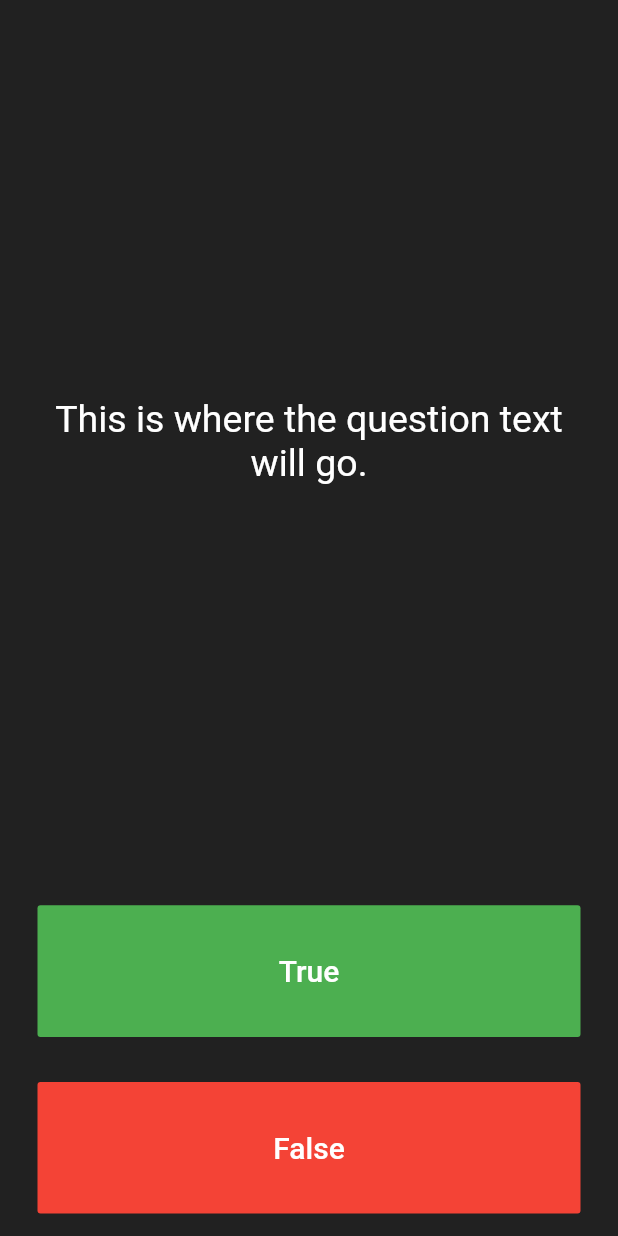
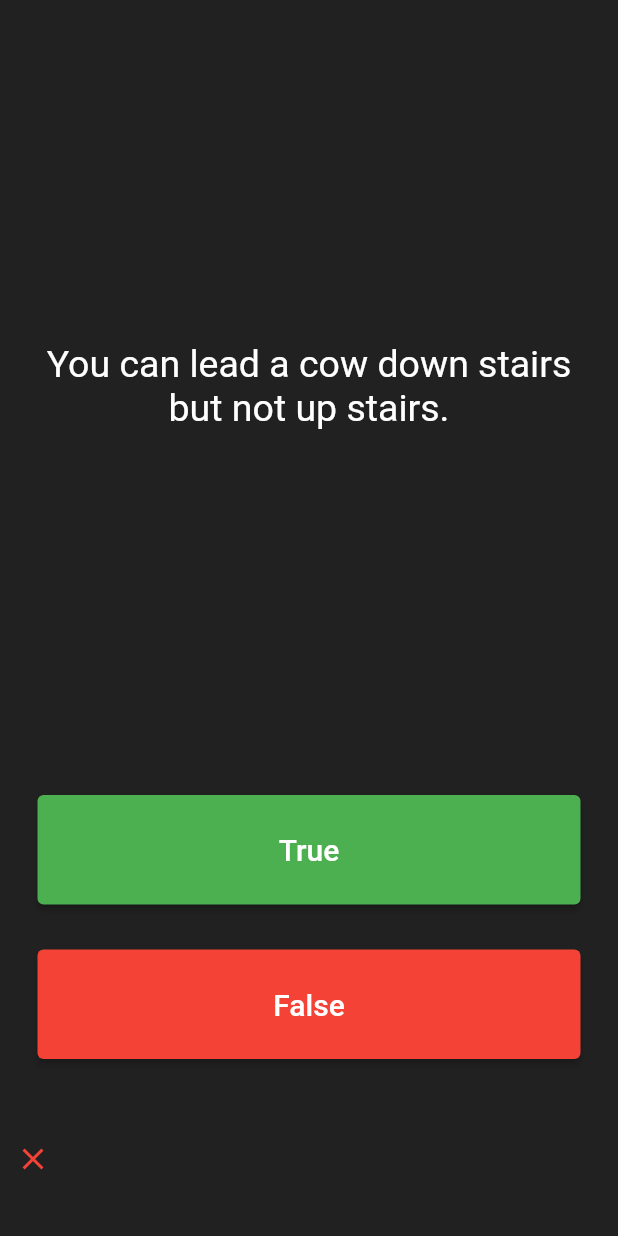
Before and after one commit to rfsfernandes/Flutter-Course, a Flutter app: the screen it shows after launch, after a tap on "True", on a phone screen of 412 x 824 dp. Run offline on Flutter 3.47's test engine with Material 2 defaults, Android fonts, the phone set to English and light mode, and no system bars; our stand-ins replace rflutter_alert.

Commit message:
Last commit

```diff
--- a/quizzler/lib/main.dart
+++ b/quizzler/lib/main.dart
@@ -1,4 +1,8 @@
 import 'package:flutter/material.dart';
+import 'package:quizzler/quiz_brain.dart';
+import 'package:rflutter_alert/rflutter_alert.dart';
+
+QuizBrain quizBrain = QuizBrain();
 
 void main() => runApp(Quizzler());
 
@@ -25,6 +29,61 @@
 }
 
 class _QuizPageState extends State<QuizPage> {
+  List<Widget> scoreKeeper = [];
+
+  void evaluateQuestion(bool userAnswer) {
+    setState(() {
+      if (quizBrain.hasNextQuestion()) {
+        quizBrain.nextQuestion();
+      }
+    });
+
+    if (!quizBrain.checkIfQuizEnded()) {
+      if (quizBrain.checkAnswer(userAnswer))
+        correctAnswer();
+      else
+        wrongAnswer();
+    } else {
+      Alert(
+        context: context,
+        type: AlertType.success,
+        title: "You finished it!",
+        desc: "Congratulations! You are now a much more wiser person!",
+        buttons: [
+          DialogButton(
+            child: Text(
+              "Play Again",
+              style: TextStyle(color: Colors.white, fontSize: 20),
+            ),
+            onPressed: () {
+              Navigator.pop(context);
+              setState(() {
+                quizBrain.reset();
+                scoreKeeper = [];
+                quizBrain.nextQuestion();
+              });
+            },
+            width: 120,
+          )
+        ],
+      ).show();
+    }
+  }
+
+  void correctAnswer() => scoreKeeper.add(
+        Icon(
+          Icons.check,
+          color: Colors.green,
+        ),
+      );
+
+  void wrongAnswer() => scoreKeeper.add(
+        Icon(
+          Icons.close,
+          color: Colors.red,
+        ),
+      );
+
   @override
   Widget build(BuildContext context) {
     return Column(
@@ -37,7 +96,7 @@
             padding: EdgeInsets.all(10.0),
             child: Center(
               child: Text(
-                'This is where the question text will go.',
+                quizBrain.getQuestionText(),
                 textAlign: TextAlign.center,
                 style: TextStyle(
                   fontSize: 25.0,
@@ -50,9 +109,10 @@
         Expanded(
           child: Padding(
             padding: EdgeInsets.all(15.0),
-            child: FlatButton(
-              textColor: Colors.white,
-              color: Colors.green,
+            child: ElevatedButton(
+              style: ButtonStyle(
+                backgroundColor: MaterialStateProperty.all<Color>(Colors.green),
+              ),
               child: Text(
                 'True',
                 style: TextStyle(
@@ -61,7 +121,9 @@
                 ),
               ),
               onPressed: () {
-                //The user picked true.
+                setState(() {
+                  evaluateQuestion(true);
+                });
               },
             ),
           ),
@@ -69,8 +131,10 @@
         Expanded(
           child: Padding(
             padding: EdgeInsets.all(15.0),
-            child: FlatButton(
-              color: Colors.red,
+            child: ElevatedButton(
+              style: ButtonStyle(
+                backgroundColor: MaterialStateProperty.all<Color>(Colors.red),
+              ),
               child: Text(
                 'False',
                 style: TextStyle(
@@ -79,12 +143,19 @@
                 ),
               ),
               onPressed: () {
-                //The user picked false.
+                setState(() {
+                  evaluateQuestion(false);
+                });
               },
             ),
           ),
         ),
-        //TODO: Add a Row here as your score keeper
+        Expanded(
+          flex: 1,
+          child: Row(
+            children: scoreKeeper,
+          ),
+        ),
       ],
     );
   }
--- /dev/null
+++ b/quizzler/lib/question.dart
@@ -0,0 +1,14 @@
+class Question {
+  String questionText;
+  bool questionAnswer;
+
+  Question(String question, bool answer) {
+    this.questionText = question;
+    this.questionAnswer = answer;
+  }
+
+  bool checkIfCorrect(bool userAnswer){
+    return userAnswer == this.questionAnswer;
+  }
+
+}
--- /dev/null
+++ b/quizzler/lib/quiz_brain.dart
@@ -0,0 +1,62 @@
+import 'question.dart';
+
+class QuizBrain {
+  int _questionNumber = 0;
+  bool _hasEnded = false;
+
+  List<Question> _questionList = [
+    Question('Some cats are actually allergic to humans', true),
+    Question('You can lead a cow down stairs but not up stairs.', false),
+    Question('Approximately one quarter of human bones are in the feet.', true),
+    Question('A slug\'s blood is green.', true),
+    Question('Buzz Aldrin\'s mother\'s maiden name was \"Moon\".', true),
+    Question('It is illegal to pee in the Ocean in Portugal.', true),
+    Question(
+        'No piece of square dry paper can be folded in half more than 7 times.',
+        false),
+    Question(
+        'In London, UK, if you happen to die in the House of Parliament, you are technically entitled to a state funeral, because the building is considered too sacred a place.',
+        true),
+    Question(
+        'The loudest sound produced by any animal is 188 decibels. That animal is the African Elephant.',
+        false),
+    Question(
+        'The total surface area of two human lungs is approximately 70 square metres.',
+        true),
+    Question('Google was originally called \"Backrub\".', true),
+    Question(
+        'Chocolate affects a dog\'s heart and nervous system; a few ounces are enough to kill a small dog.',
+        true),
+    Question(
+        'In West Virginia, USA, if you accidentally hit an animal with your car, you are free to take it home to eat.',
+        true),
+  ];
+
+  bool checkIfQuizEnded() => _hasEnded;
+
+  bool hasNextQuestion() {
+    if (_questionNumber == questionBankLength() - 1) {
+      _hasEnded = true;
+    }
+    return _questionNumber < questionBankLength() - 1;
+  }
+
+  void nextQuestion() {
+    if (_questionNumber < questionBankLength() - 1) {
+      _questionNumber++;
+    }
+  }
+
+  String getQuestionText() => _questionList[_questionNumber].questionText;
+
+  bool checkAnswer(bool answer) =>
+      _questionList[_questionNumber].checkIfCorrect(answer);
+
+  int questionBankLength() => _questionList.length;
+
+  void reset() {
+    _hasEnded = false;
+    _questionNumber = 0;
+  }
+
+}
--- a/quizzler/pubspec.yaml
+++ b/quizzler/pubspec.yaml
@@ -19,6 +19,8 @@
   # The following adds the Cupertino Icons font to your application.
   # Use with the CupertinoIcons class for iOS style icons.
   cupertino_icons: ^0.1.2
+
+  rflutter_alert: ^2.0.2
 
 dev_dependencies:
   flutter_test:
```
Also changed, not shown: 2 other files.
